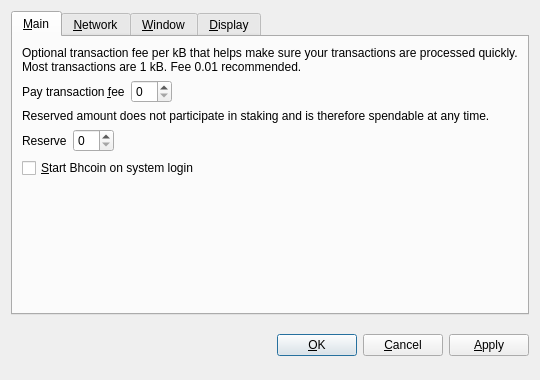
This is src/qt/forms/optionsdialog.ui in LUX-Core/lux as Qt 5 draws it before an edit. The edited form follows.
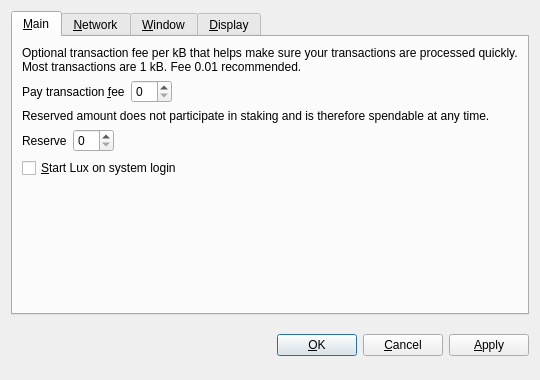
This is the edited form. Custom widgets are drawn as their Qt base class.

Commit message: Changed bhcoin to lux | Released Test V3

```diff
--- a/src/qt/forms/optionsdialog.ui
+++ b/src/qt/forms/optionsdialog.ui
@@ -128,7 +128,7 @@
           <string>Automatically start Bhcoin after logging in to the system.</string>
          </property>
          <property name="text">
-          <string>&amp;Start Bhcoin on system login</string>
+          <string>&amp;Start Lux on system login</string>
          </property>
         </widget>
        </item>
```
Left out of the diff: 8 changed lines with no effect on the pictures. The commit also changes 146 other files.
